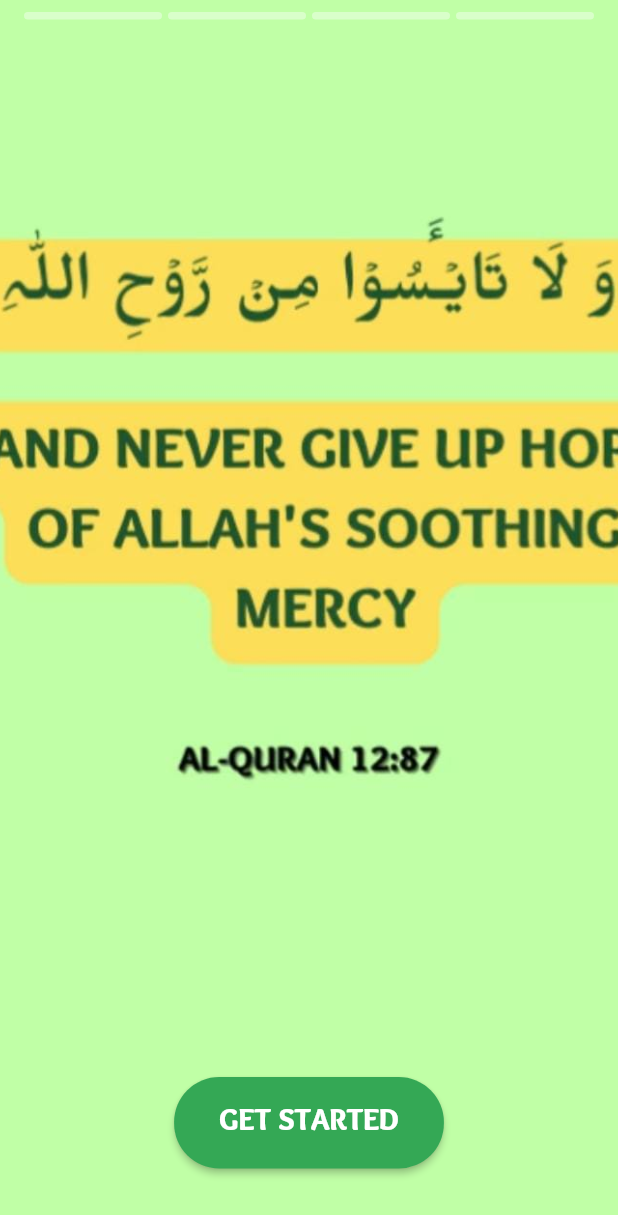
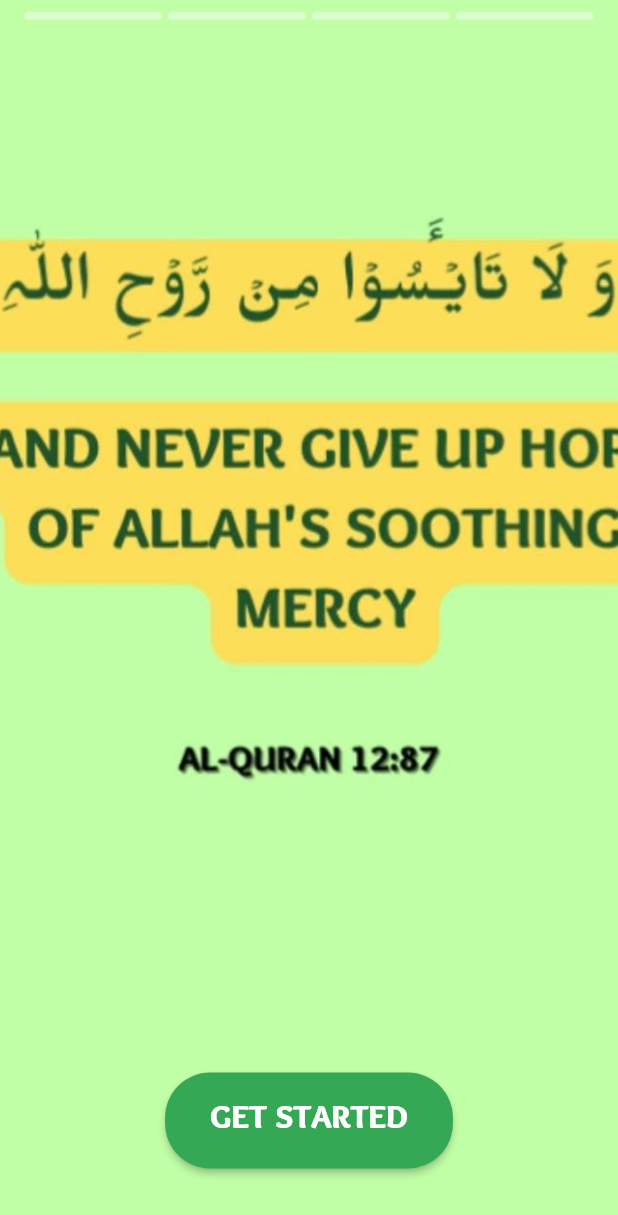
Before and after one commit to HusnaJaved241/REHNUMA, a Flutter app: the screen it shows after launch, on a phone screen of 412 x 824 dp. Shown: the top 1215 px of the screen. Run offline on Flutter 3.47's test engine with Material 2 defaults, Android fonts, the light colour scheme and no system bars; drawn by our look-alikes of story_view; our stand-ins replace flutter_holo_date_picker, splashscreen, step_progress_indicator; missing offline and left inert: fluttermoji, gender_picker.

Commit message:
fixing registration-screens

```diff
--- a/lib/screens/story_screen.dart
+++ b/lib/screens/story_screen.dart
@@ -1,120 +1,5 @@
-// import 'package:flutter/material.dart';
-// import 'package:rehnuma/screens/signup_screen.dart';
-// import 'package:story/story_page_view/story_page_view.dart';
-
-// class UserModel {
-//   UserModel(this.stories);
-
-//   final List<StoryModel> stories;
-// }
-
-// class StoryModel {
-//   final String imageUrl;
-//   StoryModel(this.imageUrl);
-// }
-
-// class StoryPage extends StatefulWidget {
-//   StoryPage({Key? key}) : super(key: key);
-
-//   @override
-//   _StoryPageState createState() => _StoryPageState();
-// }
-
-// class _StoryPageState extends State<StoryPage> {
-//   late ValueNotifier<IndicatorAnimationCommand> indicatorAnimationController;
-//   final sampleUsers = [
-//     UserModel(
-//       [
-//         StoryModel("assets/images/17.jpg"),
-//         StoryModel("assets/images/18.jpg"),
-//         StoryModel("assets/images/19.jpg"),
-//         StoryModel("assets/images/20.jpg"),
-//       ],
-//     ),
-//   ];
-
-//   @override
-//   void initState() {
-//     super.initState();
-//     indicatorAnimationController = ValueNotifier<IndicatorAnimationCommand>(
-//         IndicatorAnimationCommand.resume);
-//   }
-
-//   @override
-//   void dispose() {
-//     indicatorAnimationController.dispose();
-//     super.dispose();
-//   }
-
-//   @override
-//   Widget build(BuildContext context) {
-//     return Scaffold(
-//       body: StoryPageView(
-//         itemBuilder: (context, pageIndex, storyIndex) {
-//           final user = sampleUsers[pageIndex];
-//           final story = user.stories[storyIndex];
-//           return Image.asset(
-//                   story.imageUrl,
-//                   fit: BoxFit.fitHeight,
-//                 );
-//         },
-//         gestureItemBuilder: (context, pageIndex, storyIndex) {
-//           return Stack(
-//             alignment: Alignment.center,
-//             children: [
-//             if (pageIndex == 0)
-//               Positioned(
-//                 bottom: 45.0,
-//                 child: ElevatedButton(
-//                   style: ElevatedButton.styleFrom(
-//                     primary: Color(0xff34a855),
-//                     shape: RoundedRectangleBorder(
-//                       borderRadius: BorderRadius.circular(30.0),
-//                     ),
-//                     padding: const EdgeInsets.symmetric(
-//                       horizontal: 30.0,
-//                       vertical: 17.0,
-//                     ),
-//                   ),
-//                   child: Text('GET STARTED', style: TextStyle(
-//                     fontSize: 20.0,
-//                     fontWeight: FontWeight.w700
-//                   ),),
-//                   onPressed: () => Navigator.push(
-//                     context,
-//                     MaterialPageRoute(
-//                       builder: (context) => SignupScreen(),
-//                     ),
-//                   ),
-//                 ),
-//               ),
-//           ]);
-//         },
-//         indicatorAnimationController: indicatorAnimationController,
-//         initialStoryIndex: (pageIndex) {
-//           if (pageIndex == 0) {
-//             return 1;
-//           }
-//           return 0;
-//         },
-//         pageLength: sampleUsers.length,
-//         storyLength: (int pageIndex) {
-//           return sampleUsers[pageIndex].stories.length;
-//         },
-//         onPageLimitReached: () {
-//           Navigator.push(
-//             context,
-//             MaterialPageRoute(
-//               builder: (context) => SignupScreen(),
-//             ),
-//           );
-//         },
-//       ),
-//     );
-//   }
-// }
-
 import 'package:flutter/material.dart';
+import 'package:rehnuma/constants.dart';
 import 'package:rehnuma/screens/signup_screen.dart';
 import 'package:story_view/story_view.dart';
 
@@ -125,7 +10,16 @@
 
 class _StoryPageState extends State<StoryPage> {
   final storyController = StoryController();
-
+  var storyItems = [
+    StoryItem.pageProviderImage(AssetImage('assets/images/17.jpg'),
+        imageFit: BoxFit.cover),
+    StoryItem.pageProviderImage(AssetImage('assets/images/18.jpg'),
+        imageFit: BoxFit.cover),
+    StoryItem.pageProviderImage(AssetImage('assets/images/19.jpg'),
+        imageFit: BoxFit.cover),
+    StoryItem.pageProviderImage(AssetImage('assets/images/20.jpg'),
+        imageFit: BoxFit.cover),
+  ];
   @override
   void dispose() {
     storyController.dispose();
@@ -140,16 +34,7 @@
         children: [
           Positioned(
             child: StoryView(
-            storyItems: [
-              StoryItem.pageProviderImage(AssetImage('assets/images/17.jpg'),
-                  imageFit: BoxFit.cover),
-              StoryItem.pageProviderImage(AssetImage('assets/images/18.jpg'),
-                  imageFit: BoxFit.cover),
-              StoryItem.pageProviderImage(AssetImage('assets/images/19.jpg'),
-                  imageFit: BoxFit.cover),
-              StoryItem.pageProviderImage(AssetImage('assets/images/20.jpg'),
-                  imageFit: BoxFit.cover),
-            ],
+              storyItems: storyItems,
               onComplete: () {
                 Navigator.push(
                   context,
@@ -176,10 +61,10 @@
                   vertical: 17.0,
                 ),
               ),
-                  child: Text('GET STARTED', style: TextStyle(
-                    fontSize: 20.0,
-                    fontWeight: FontWeight.w700
-                  ),),
+              child: Text(
+                'GET STARTED',
+                style: kQuestionDescStyle,
+              ),
               onPressed: () => Navigator.push(
                 context,
                 MaterialPageRoute(
@@ -190,7 +75,6 @@
           ),
         ],
       ),
-
     );
   }
 }
--- a/lib/widgets/center_portion.dart
+++ b/lib/widgets/center_portion.dart
@@ -15,7 +15,7 @@
     questionDesc: 'What should we call you?',
     acutalWidget: CustomTextField(
       hint: 'TYPE YOUR NAME',
-      inputType: TextInputType.name,
+      inputType: TextInputType.name, myController: TextEditingController(),
     ),
   ),
   CenterWidget(
@@ -25,6 +25,7 @@
     acutalWidget: CustomTextField(
       hint: 'TYPE YOUR EMAIL',
       inputType: TextInputType.emailAddress,
+      myController: TextEditingController(),
     ),
   ),
   CenterWidget(
```
Also changed, not shown: lib/screens/intro_screen.dart (+9 -4 lines), lib/widgets/custom_text_field.dart (+20 -4 lines). Lines whose indentation alone changed are shown as unchanged.
